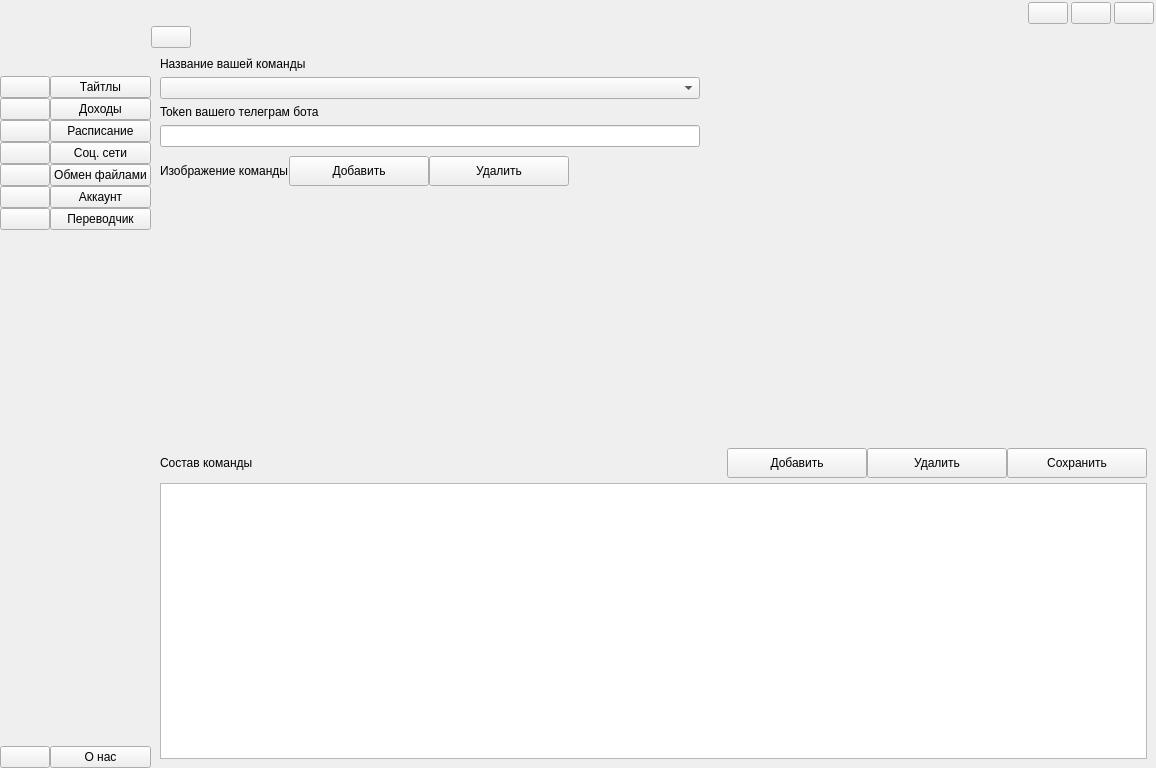
Old version of the form front/ui.ui in the repository Resmko99/Is-for-translator.
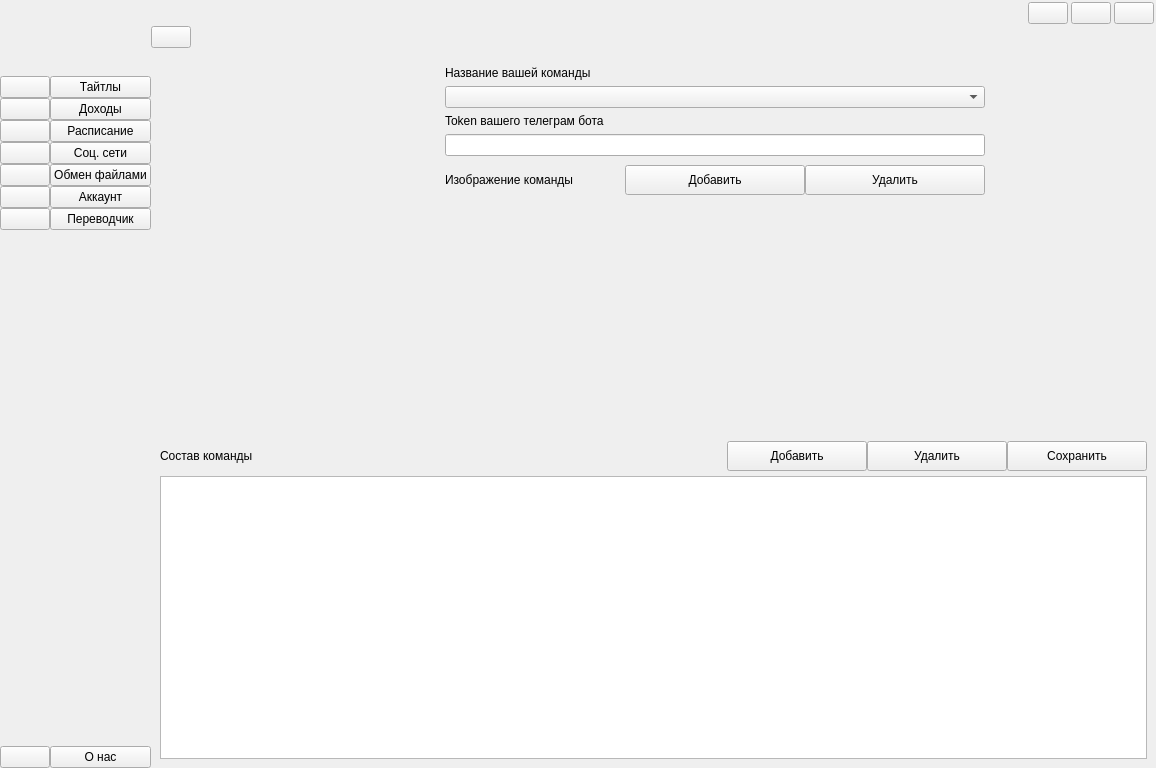
New version of the form. The open tabs and pages were chosen to show the change. Icons and pictures are not drawn.

The edit to the form file:
```diff
--- a/front/ui.ui
+++ b/front/ui.ui
@@ -3783,140 +3783,6 @@
           <widget class="QWidget" name="pageAccount">
            <layout class="QGridLayout" name="gridLayout_52">
             <item row="3" column="0">
-             <widget class="QLineEdit" name="lineEdit_6">
-              <property name="minimumSize">
-               <size>
-                <width>540</width>
-                <height>0</height>
-               </size>
-              </property>
-              <property name="maximumSize">
-               <size>
-                <width>540</width>
-                <height>16777215</height>
-               </size>
-              </property>
-             </widget>
-            </item>
-            <item row="0" column="0">
-             <widget class="QLabel" name="label_91">
-              <property name="text">
-               <string>Название вашей команды</string>
-              </property>
-             </widget>
-            </item>
-            <item row="2" column="0">
-             <widget class="QLabel" name="label_3">
-              <property name="text">
-               <string>Token вашего телеграм бота</string>
-              </property>
-             </widget>
-            </item>
-            <item row="6" column="0">
-             <widget class="QLabel" name="logoAcc1">
-              <property name="sizePolicy">
-               <sizepolicy hsizetype="Preferred" vsizetype="Expanding">
-                <horstretch>0</horstretch>
-                <verstretch>0</verstretch>
-               </sizepolicy>
-              </property>
-              <property name="maximumSize">
-               <size>
-                <width>200</width>
-                <height>250</height>
-               </size>
-              </property>
-              <property name="text">
-               <string/>
-              </property>
-             </widget>
-            </item>
-            <item row="5" column="0">
-             <widget class="QWidget" name="widget_16" native="true">
-              <layout class="QHBoxLayout" name="horizontalLayout_16">
-               <property name="spacing">
-                <number>0</number>
-               </property>
-               <property name="leftMargin">
-                <number>0</number>
-               </property>
-               <property name="topMargin">
-                <number>3</number>
-               </property>
-               <property name="rightMargin">
-                <number>0</number>
-               </property>
-               <property name="bottomMargin">
-                <number>0</number>
-               </property>
-               <item>
-                <widget class="QLabel" name="label_92">
-                 <property name="text">
-                  <string>Изображение команды</string>
-                 </property>
-                </widget>
-               </item>
-               <item>
-                <widget class="QPushButton" name="addLogo">
-                 <property name="minimumSize">
-                  <size>
-                   <width>140</width>
-                   <height>30</height>
-                  </size>
-                 </property>
-                 <property name="text">
-                  <string>Добавить</string>
-                 </property>
-                 <property name="icon">
-                  <iconset resource="resource.qrc">
-                   <normaloff>:/icon/icon/free-icon-add-7222864.png</normaloff>:/icon/icon/free-icon-add-7222864.png</iconset>
-                 </property>
-                </widget>
-               </item>
-               <item>
-                <widget class="QPushButton" name="editLogo">
-                 <property name="minimumSize">
-                  <size>
-                   <width>140</width>
-                   <height>30</height>
-                  </size>
-                 </property>
-                 <property name="text">
-                  <string>Удалить</string>
-                 </property>
-                 <property name="icon">
-                  <iconset resource="resource.qrc">
-                   <normaloff>:/icon/icon/free-icon-minus-button-4315581 копия.png</normaloff>:/icon/icon/free-icon-minus-button-4315581 копия.png</iconset>
-                 </property>
-                </widget>
-               </item>
-               <item>
-                <spacer name="horizontalSpacer_27">
-                 <property name="orientation">
-                  <enum>Qt::Horizontal</enum>
-                 </property>
-                 <property name="sizeHint" stdset="0">
-                  <size>
-                   <width>40</width>
-                   <height>20</height>
-                  </size>
-                 </property>
-                </spacer>
-               </item>
-              </layout>
-             </widget>
-            </item>
-            <item row="1" column="0">
-             <widget class="QComboBox" name="nameCrewAccComboBox">
-              <property name="maximumSize">
-               <size>
-                <width>540</width>
-                <height>16777215</height>
-               </size>
-              </property>
-             </widget>
-            </item>
-            <item row="8" column="0">
              <widget class="QWidget" name="widget_32" native="true">
               <layout class="QGridLayout" name="gridLayout_7">
                <property name="leftMargin">
@@ -4068,6 +3934,165 @@
               </layout>
              </widget>
             </item>
+            <item row="0" column="0">
+             <widget class="QWidget" name="widget_17" native="true">
+              <layout class="QGridLayout" name="gridLayout_6">
+               <item row="1" column="1">
+                <widget class="QLabel" name="label_91">
+                 <property name="text">
+                  <string>Название вашей команды</string>
+                 </property>
+                </widget>
+               </item>
+               <item row="1" column="0" rowspan="8">
+                <widget class="QLabel" name="label_37">
+                 <property name="minimumSize">
+                  <size>
+                   <width>270</width>
+                   <height>350</height>
+                  </size>
+                 </property>
+                 <property name="maximumSize">
+                  <size>
+                   <width>200</width>
+                   <height>16777215</height>
+                  </size>
+                 </property>
+                 <property name="text">
+                  <string/>
+                 </property>
+                </widget>
+               </item>
+               <item row="2" column="1" rowspan="3">
+                <widget class="QComboBox" name="nameCrewAccComboBox">
+                 <property name="sizePolicy">
+                  <sizepolicy hsizetype="Expanding" vsizetype="Fixed">
+                   <horstretch>0</horstretch>
+                   <verstretch>0</verstretch>
+                  </sizepolicy>
+                 </property>
+                 <property name="maximumSize">
+                  <size>
+                   <width>16777215</width>
+                   <height>16777215</height>
+                  </size>
+                 </property>
+                </widget>
+               </item>
+               <item row="6" column="1">
+                <widget class="QLineEdit" name="lineEdit_6">
+                 <property name="minimumSize">
+                  <size>
+                   <width>540</width>
+                   <height>0</height>
+                  </size>
+                 </property>
+                 <property name="maximumSize">
+                  <size>
+                   <width>16777215</width>
+                   <height>16777215</height>
+                  </size>
+                 </property>
+                </widget>
+               </item>
+               <item row="5" column="1">
+                <widget class="QLabel" name="label_3">
+                 <property name="text">
+                  <string>Token вашего телеграм бота</string>
+                 </property>
+                </widget>
+               </item>
+               <item row="8" column="1">
+                <spacer name="verticalSpacer_3">
+                 <property name="orientation">
+                  <enum>Qt::Vertical</enum>
+                 </property>
+                 <property name="sizeHint" stdset="0">
+                  <size>
+                   <width>20</width>
+                   <height>40</height>
+                  </size>
+                 </property>
+                </spacer>
+               </item>
+               <item row="7" column="1">
+                <widget class="QWidget" name="widget_16" native="true">
+                 <layout class="QHBoxLayout" name="horizontalLayout_16">
+                  <property name="spacing">
+                   <number>0</number>
+                  </property>
+                  <property name="leftMargin">
+                   <number>0</number>
+                  </property>
+                  <property name="topMargin">
+                   <number>3</number>
+                  </property>
+                  <property name="rightMargin">
+                   <number>0</number>
+                  </property>
+                  <property name="bottomMargin">
+                   <number>0</number>
+                  </property>
+                  <item>
+                   <widget class="QLabel" name="label_92">
+                    <property name="text">
+                     <string>Изображение команды</string>
+                    </property>
+                   </widget>
+                  </item>
+                  <item>
+                   <widget class="QPushButton" name="addLogo">
+                    <property name="minimumSize">
+                     <size>
+                      <width>140</width>
+                      <height>30</height>
+                     </size>
+                    </property>
+                    <property name="text">
+                     <string>Добавить</string>
+                    </property>
+                    <property name="icon">
+                     <iconset resource="resource.qrc">
+                      <normaloff>:/icon/icon/free-icon-add-7222864.png</normaloff>:/icon/icon/free-icon-add-7222864.png</iconset>
+                    </property>
+                   </widget>
+                  </item>
+                  <item>
+                   <widget class="QPushButton" name="editLogo">
+                    <property name="minimumSize">
+                     <size>
+                      <width>140</width>
+                      <height>30</height>
+                     </size>
+                    </property>
+                    <property name="text">
+                     <string>Удалить</string>
+                    </property>
+                    <property name="icon">
+                     <iconset resource="resource.qrc">
+                      <normaloff>:/icon/icon/free-icon-minus-button-4315581 копия.png</normaloff>:/icon/icon/free-icon-minus-button-4315581 копия.png</iconset>
+                    </property>
+                   </widget>
+                  </item>
+                 </layout>
+                </widget>
+               </item>
+               <item row="6" column="2">
+                <spacer name="horizontalSpacer_27">
+                 <property name="orientation">
+                  <enum>Qt::Horizontal</enum>
+                 </property>
+                 <property name="sizeHint" stdset="0">
+                  <size>
+                   <width>40</width>
+                   <height>20</height>
+                  </size>
+                 </property>
+                </spacer>
+               </item>
+              </layout>
+             </widget>
+            </item>
            </layout>
           </widget>
           <widget class="QWidget" name="pageUserAccount">
```
Left out of the diff: 650 changed lines with no effect on the pictures.
